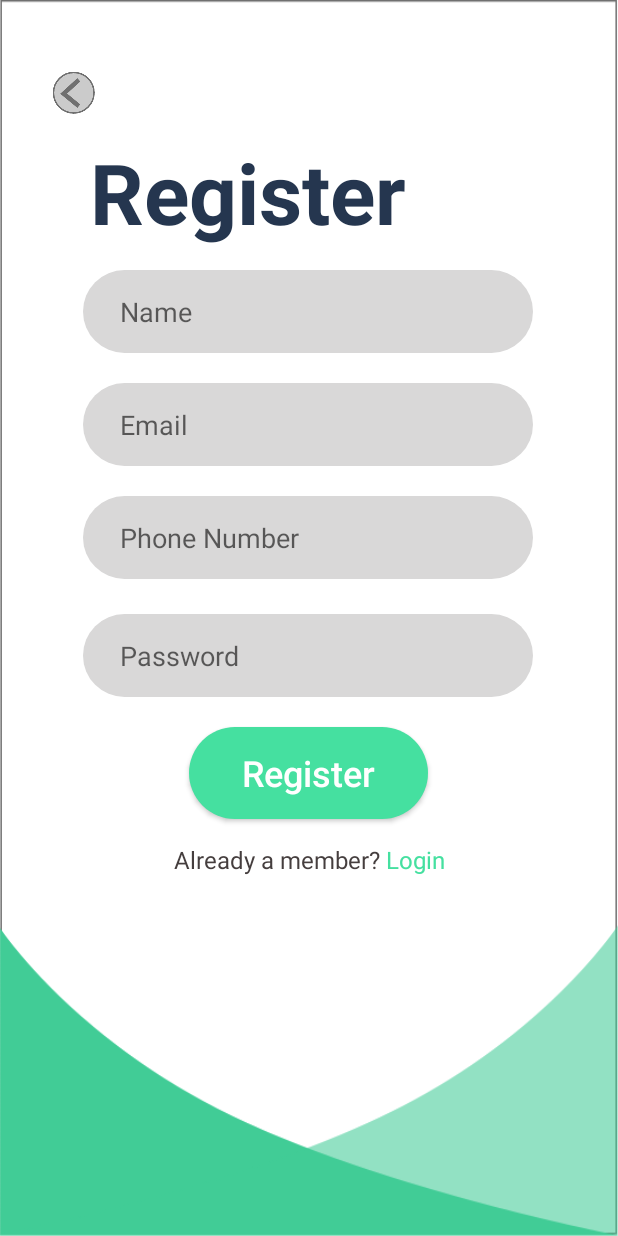
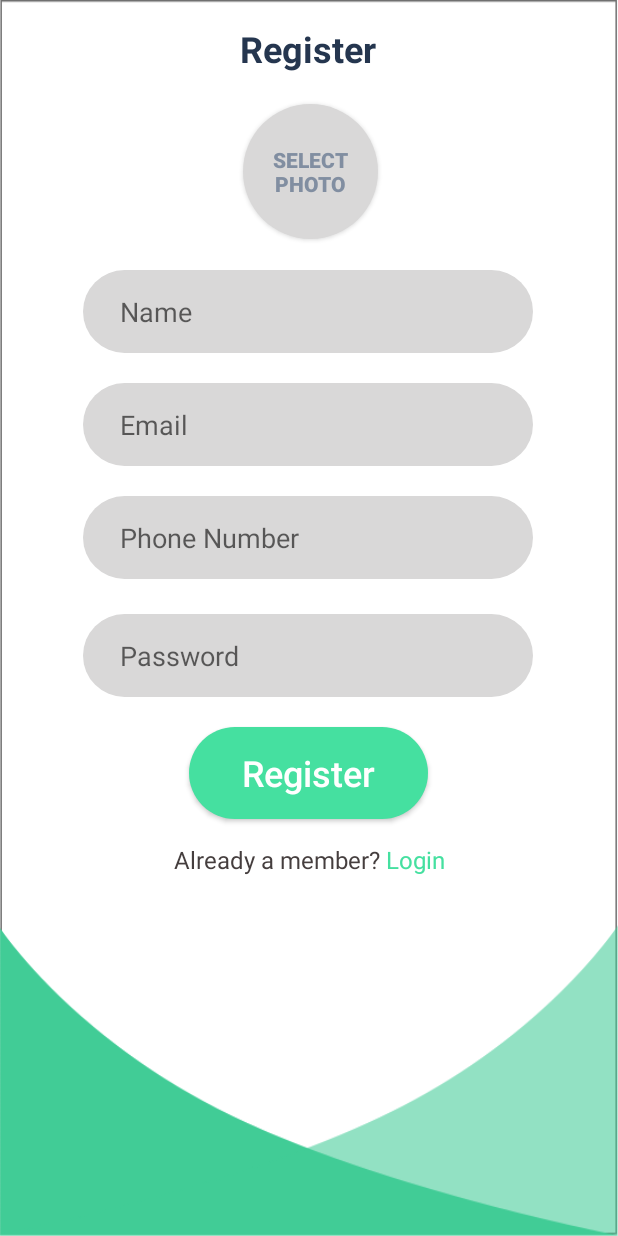
Before and after one commit to SydwellBridges/HarvestApplication, an Android app: the Registration screen opened directly, with no data from a screen before it, after a tap on "Register", on a phone screen of 412 x 824 dp. Run offline under Robolectric (Android 15) with nearby library versions, the phone set to English and light mode, and no system bars; our stand-ins replace Firebase (no records; nobody signed in at launch, a user with empty details on screens opened directly).

Commit message:
Working on profile picture

```diff
--- a/app/src/main/java/com/example/harvest/loginregister/MainActivity.kt
+++ b/app/src/main/java/com/example/harvest/loginregister/MainActivity.kt
@@ -3,12 +3,17 @@ package com.example.harvest.loginregister
 import android.content.Intent
 import androidx.appcompat.app.AppCompatActivity
 import android.os.Bundle
+import android.util.Log
 import android.widget.Button
 import android.widget.TextView
 import com.example.harvest.R
+import com.example.harvest.dashboard.MainMenuScreen
+import com.google.firebase.auth.FirebaseAuth
+import com.google.firebase.auth.FirebaseUser
 
 class MainActivity : AppCompatActivity() {
 
+    private lateinit var auth: FirebaseAuth
 
     override fun onCreate(savedInstanceState: Bundle?) {
         super.onCreate(savedInstanceState)
@@ -31,4 +36,5 @@ class MainActivity : AppCompatActivity() {
         }
 
     }
+
 }
--- a/app/src/main/java/com/example/harvest/loginregister/Registration.kt
+++ b/app/src/main/java/com/example/harvest/loginregister/Registration.kt
@@ -1,14 +1,20 @@
 package com.example.harvest.loginregister
 
+import android.app.Activity
 import android.content.Intent
+import android.graphics.drawable.BitmapDrawable
+import android.net.Uri
 import androidx.appcompat.app.AppCompatActivity
 import android.os.Bundle
+import android.provider.MediaStore
 import android.util.Log
 import android.widget.ImageView
 import android.widget.TextView
 import android.widget.Toast
 import com.example.harvest.R
+import com.example.harvest.dashboard.MainMenuScreen
 import com.google.firebase.auth.FirebaseAuth
+import com.google.firebase.auth.FirebaseUser
 import com.google.firebase.auth.ktx.auth
 import com.google.firebase.ktx.Firebase
 import kotlinx.android.synthetic.main.activity_registration.*
@@ -24,7 +30,7 @@ class Registration : AppCompatActivity() {
         // Initialize Firebase Auth
         auth = FirebaseAuth.getInstance()
 
-        val backButton2 = findViewById<ImageView>(R.id.backView2)
+        //val backButton2 = findViewById<ImageView>(R.id.backView2)
         val loginUser = findViewById<TextView>(R.id.loginTextView)
 
         // Register user
@@ -32,18 +38,39 @@ class Registration : AppCompatActivity() {
             performRegister()
         }
 
-        // Navigate back to login activity
-        backButton2.setOnClickListener{
+        // Navigate to login activity
+        loginUser.setOnClickListener{
 
             intent = Intent(this, Login::class.java)
             startActivity(intent)
         }
 
-        // Navigate to login activity
-        loginUser.setOnClickListener{
+        // Upload profile picture
+        selectphotoButtonRegister.setOnClickListener {
+            Log.d("Registration", "Try to show photo selector")
 
-            intent = Intent(this, Login::class.java)
-            startActivity(intent)
+            val intent = Intent(Intent.ACTION_PICK)
+            intent.type = "image/*"
+            startActivityForResult(intent, 0)
+        }
+    }
+
+    var selectedPhotoUri: Uri? = null
+
+    // method called when photo selector intent is finished
+    override fun onActivityResult(requestCode: Int, resultCode: Int, data: Intent?) {
+        super.onActivityResult(requestCode, resultCode, data)
+
+        if (requestCode == 0 && resultCode == Activity.RESULT_OK && data != null) {
+            // proceed and check what the selected image was....
+            Log.d("RegisterActivity", "Photo was selected")
+
+            selectedPhotoUri = data.data
+
+            val bitmap = MediaStore.Images.Media.getBitmap(contentResolver, selectedPhotoUri)
+
+            val bitmapDrawable = BitmapDrawable(bitmap)
+            selectphotoButtonRegister.setBackgroundDrawable(bitmapDrawable)
         }
     }
 
@@ -54,6 +81,10 @@ class Registration : AppCompatActivity() {
         val email = editTextTextEmailAddress.text.toString()
         val phone = editTextPhone.text.toString()
         val password = editTextPassword.text.toString()
+
+        // Log a debug message
+        Log.d("Registration", "Email is: $email")
+        Log.d("Registration", "Password is: $password")
 
         // validate the use details
         if(email.isEmpty()) {
@@ -66,6 +97,7 @@ class Registration : AppCompatActivity() {
             return
         }
 
+        // register user with email and password
         auth.createUserWithEmailAndPassword(email, password)
             .addOnCompleteListener(this) { task ->
                 if (task.isSuccessful) {
@@ -75,6 +107,7 @@ class Registration : AppCompatActivity() {
 
                     val user = Firebase.auth.currentUser
 
+                    // verify user email
                     user!!.sendEmailVerification()
                             .addOnCompleteListener { task ->
                                 if (task.isSuccessful) {
--- /dev/null
+++ b/app/src/main/res/drawable/rounded_select_photo_button.xml
@@ -0,0 +1,5 @@
+<?xml version="1.0" encoding="utf-8"?>
+<shape xmlns:android="http://schemas.android.com/apk/res/android">
+    <solid android:color="@color/light_gray"/>
+    <corners android:radius="75dp"/>
+</shape>
--- a/app/src/main/res/layout/activity_registration.xml
+++ b/app/src/main/res/layout/activity_registration.xml
@@ -86,16 +86,15 @@
         android:id="@+id/boldRegisterText"
         android:layout_width="wrap_content"
         android:layout_height="wrap_content"
+        android:layout_marginTop="16dp"
         android:text="Register"
         android:textColor="@color/navy"
-        android:textSize="56sp"
+        android:textSize="24sp"
         android:textStyle="bold"
-        app:layout_constraintBottom_toTopOf="@+id/editTextName"
         app:layout_constraintEnd_toEndOf="parent"
-        app:layout_constraintHorizontal_bias="0.298"
+        app:layout_constraintHorizontal_bias="0.498"
         app:layout_constraintStart_toStartOf="parent"
-        app:layout_constraintTop_toTopOf="parent"
-        app:layout_constraintVertical_bias="0.863" />
+        app:layout_constraintTop_toTopOf="parent" />
 
     <TextView
         android:id="@+id/memberAlreadyy"
@@ -129,16 +128,18 @@
         app:layout_constraintTop_toBottomOf="@+id/registerButton"
         app:layout_constraintVertical_bias="0.0" />
 
-    <ImageView
-        android:id="@+id/backView2"
-        android:layout_width="wrap_content"
-        android:layout_height="wrap_content"
-        android:src="@drawable/back_arrow"
-        app:layout_constraintBottom_toTopOf="@+id/boldRegisterText"
+    <Button
+        android:id="@+id/selectphotoButtonRegister"
+        android:layout_width="90dp"
+        android:layout_height="90dp"
+        android:background="@drawable/rounded_select_photo_button"
+        android:text="Select Photo"
+        android:textColor="#818EA1"
+        android:textStyle="bold"
+        app:layout_constraintBottom_toTopOf="@+id/editTextName"
         app:layout_constraintEnd_toEndOf="parent"
-        app:layout_constraintHorizontal_bias="0.092"
+        app:layout_constraintHorizontal_bias="0.504"
         app:layout_constraintStart_toStartOf="parent"
-        app:layout_constraintTop_toTopOf="parent"
-        app:layout_constraintVertical_bias="0.771" />
+        app:layout_constraintTop_toBottomOf="@+id/boldRegisterText" />
 
 </androidx.constraintlayout.widget.ConstraintLayout>
```
Also changed, not shown: app/src/main/java/com/example/harvest/loginregister/Login.kt (+3 -9 lines).
